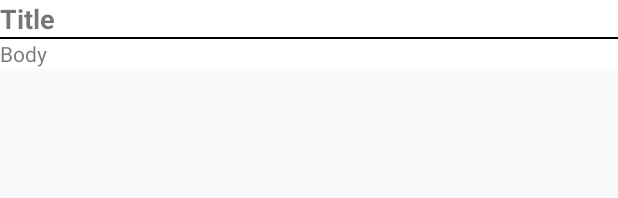
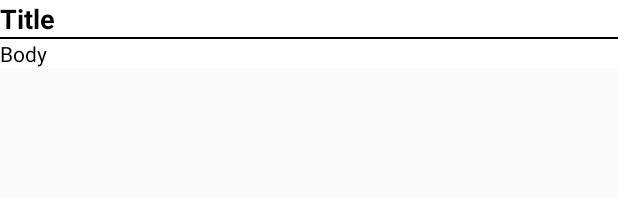
Before and after one commit to nghiatd1184/LAND2311_BTVN, an Android app: the layout item_file.xml on its own in the app's theme, with its tools: preview values and no code run, on a phone screen of 412 x 824 dp. Shown: the top 198 px of the screen. Run offline under Robolectric (Android 15) with nearby library versions, the phone set to English and light mode, and no system bars.

Commit message:
17.04 22:34

```diff
--- a/16.04/BT3/app/src/main/java/com/nghiatd/bt3/MainActivity.kt
+++ b/16.04/BT3/app/src/main/java/com/nghiatd/bt3/MainActivity.kt
@@ -30,7 +30,7 @@ class MainActivity : AppCompatActivity(), OnFileItemClickListener {
         setContentView(binding.root)
         files = arrayListOf()
         this.fileList().forEach {
-            if (it == "profileInstalled"){
+            if (it == "profileInstalled" || it.isEmpty()){
 
             } else {
                 files.add(readFiles(it))
--- a/16.04/BT3/app/src/main/res/layout/activity_main.xml
+++ b/16.04/BT3/app/src/main/res/layout/activity_main.xml
@@ -25,6 +25,7 @@
         android:layout_marginTop="5dp"
         android:hint="Title"
         android:textStyle="bold"
+        android:textColor="@color/black"
         android:textSize="24sp"
         app:layout_constraintStart_toStartOf="parent"
         app:layout_constraintTop_toBottomOf="@id/recyclerView"
@@ -39,6 +40,7 @@
         app:layout_constraintHeight_percent="0.5"
         android:layout_marginTop="5dp"
         android:hint="Body"
+        android:textColor="@color/black"
         android:textSize="18sp"
         app:layout_constraintStart_toStartOf="parent"
         app:layout_constraintTop_toBottomOf="@id/edtTitle"
--- a/16.04/BT3/app/src/main/res/layout/item_file.xml
+++ b/16.04/BT3/app/src/main/res/layout/item_file.xml
@@ -11,6 +11,7 @@
         android:layout_width="wrap_content"
         android:layout_height="wrap_content"
         android:text="Title"
+        android:textColor="@color/black"
         android:textSize="18sp"
         android:textStyle="bold" />
     <View
@@ -23,6 +24,7 @@
         android:layout_width="wrap_content"
         android:layout_height="wrap_content"
         android:text="Body"
+        android:textColor="@color/black"
         android:maxLines="2"
         android:ellipsize="end"
         android:textSize="14sp"/>
```
